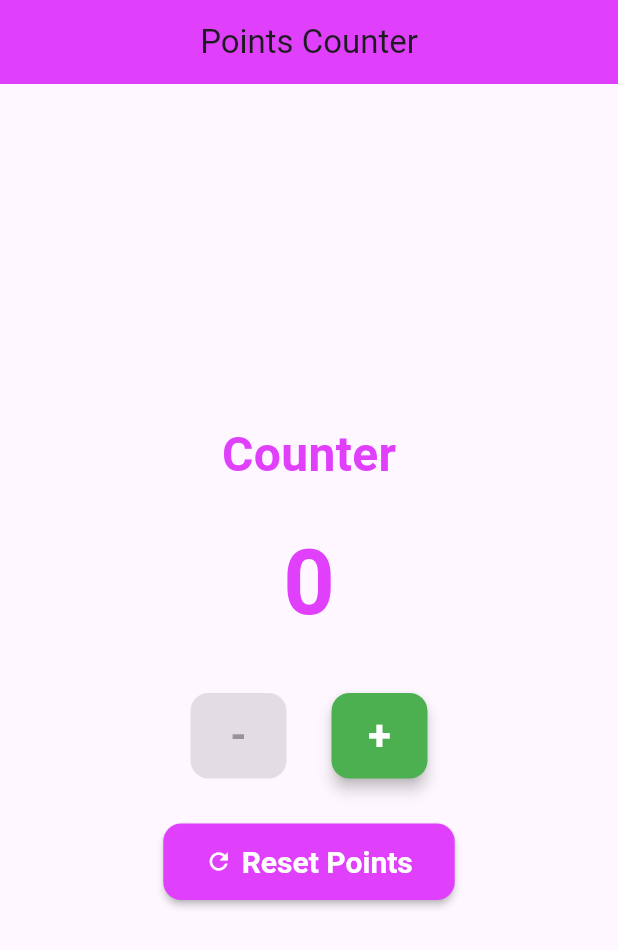
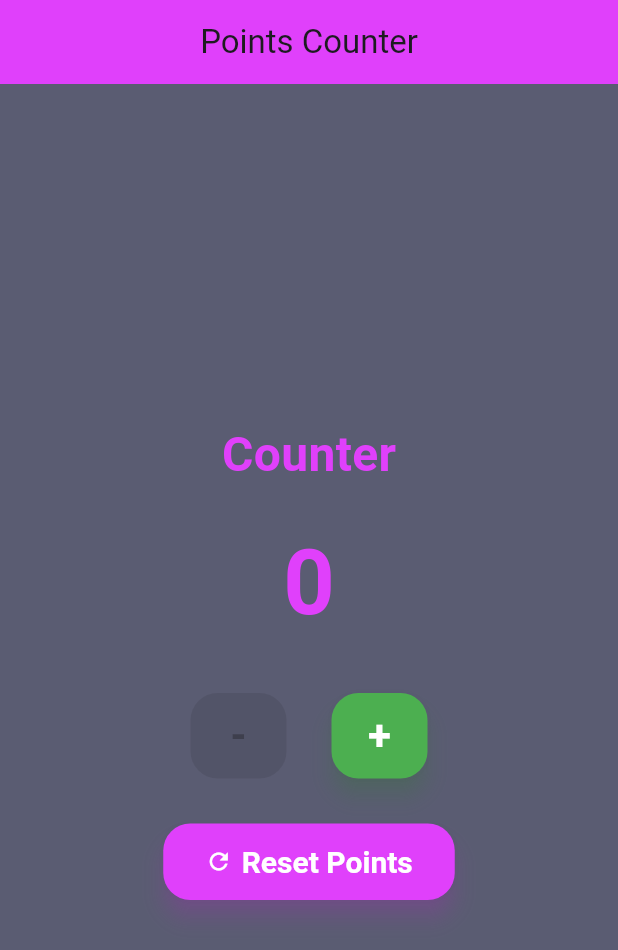
Before and after one commit to ayaosamaramadan/Counter-App, a Flutter app: the screen it shows after launch, on a phone screen of 412 x 824 dp. Shown: the top 950 px of the screen. Run offline on Flutter 3.47's test engine with Material 3 defaults, Android fonts, the phone set to English and light mode, and no system bars.

Commit message:
update README

```diff
--- a/lib/main.dart
+++ b/lib/main.dart
@@ -18,7 +18,6 @@ class PointsCounter extends StatefulWidget {
   const PointsCounter({super.key});
 
   @override
-  // ignore: library_private_types_in_public_api
   _PointsCounterState createState() => _PointsCounterState();
 }
 
@@ -26,8 +25,26 @@ class _PointsCounterState extends State<PointsCounter> {
   int _counter = 0;
 
   void _increment() => setState(() => _counter++);
-  void _decrement() => setState(() =>_counter--);
+  void _decrement() => setState(() => _counter--);
   void _reset() => setState(() => _counter = 0);
+
+  // Reusable button style
+  ButtonStyle beautifulButtonStyle(Color bgColor) {
+    return ElevatedButton.styleFrom(
+      padding: const EdgeInsets.symmetric(horizontal: 24, vertical: 12),
+      backgroundColor: bgColor,
+      foregroundColor: Colors.white,
+      textStyle: const TextStyle(
+        fontSize: 28,
+        fontWeight: FontWeight.bold,
+      ),
+      shape: RoundedRectangleBorder(
+        borderRadius: BorderRadius.circular(18),
+      ),
+      elevation: 6,
+      shadowColor: bgColor.withOpacity(0.5),
+    );
+  }
 
   @override
   Widget build(BuildContext context) {
@@ -37,6 +54,7 @@ class _PointsCounterState extends State<PointsCounter> {
         title: const Text("Points Counter"),
         centerTitle: true,
       ),
+      backgroundColor: const Color.fromARGB(167, 3, 6, 39),
       body: Center(
         child: Column(
           mainAxisSize: MainAxisSize.min,
@@ -52,7 +70,8 @@ class _PointsCounterState extends State<PointsCounter> {
             const SizedBox(height: 20),
             AnimatedSwitcher(
               duration: const Duration(milliseconds: 300),
-              transitionBuilder: (child, anim) => ScaleTransition(scale: anim, child: child),
+              transitionBuilder: (child, anim) =>
+                  ScaleTransition(scale: anim, child: child),
               child: Text(
                 '$_counter',
                 key: ValueKey<int>(_counter),
@@ -69,37 +88,13 @@ class _PointsCounterState extends State<PointsCounter> {
               children: [
                 ElevatedButton(
                   onPressed: _counter > 0 ? _decrement : null,
-                  style: ElevatedButton.styleFrom(
-                    padding: const EdgeInsets.symmetric(horizontal: 24, vertical: 12),
-                    backgroundColor: Colors.redAccent,
-                    foregroundColor: Colors.white,
-                    textStyle: const TextStyle(
-                      fontSize: 28,
-                      fontWeight: FontWeight.bold,
-                    ),
-                    shape: RoundedRectangleBorder(
-                      borderRadius: BorderRadius.circular(12),
-                    ),
-                    elevation: 4,
-                  ),
+                  style: beautifulButtonStyle(Colors.redAccent),
                   child: const Text("-"),
                 ),
                 const SizedBox(width: 30),
                 ElevatedButton(
                   onPressed: _increment,
-                  style: ElevatedButton.styleFrom(
-                    padding: const EdgeInsets.symmetric(horizontal: 24, vertical: 12),
-                    backgroundColor: Colors.green,
-                    foregroundColor: Colors.white,
-                    textStyle: const TextStyle(
-                      fontSize: 28,
-                      fontWeight: FontWeight.bold,
-                    ),
-                    shape: RoundedRectangleBorder(
-                      borderRadius: BorderRadius.circular(12),
-                    ),
-                    elevation: 4,
-                  ),
+                  style: beautifulButtonStyle(Colors.green),
                   child: const Text("+"),
                 ),
               ],
@@ -109,18 +104,14 @@ class _PointsCounterState extends State<PointsCounter> {
               onPressed: _reset,
               icon: const Icon(Icons.refresh),
               label: const Text("Reset Points"),
-              style: ElevatedButton.styleFrom(
-                padding: const EdgeInsets.symmetric(horizontal: 28, vertical: 14),
-                backgroundColor: Colors.purpleAccent,
-                foregroundColor: Colors.white,
-                textStyle: const TextStyle(
+              style: beautifulButtonStyle(Colors.purpleAccent).copyWith(
+                padding: MaterialStateProperty.all(
+                  const EdgeInsets.symmetric(horizontal: 28, vertical: 14),
+                ),
+                textStyle: MaterialStateProperty.all(const TextStyle(
                   fontSize: 20,
                   fontWeight: FontWeight.bold,
-                ),
-                shape: RoundedRectangleBorder(
-                  borderRadius: BorderRadius.circular(12),
-                ),
-                elevation: 2,
+                )),
               ),
             ),
           ],
```
Also changed, not shown: 1 other file.
